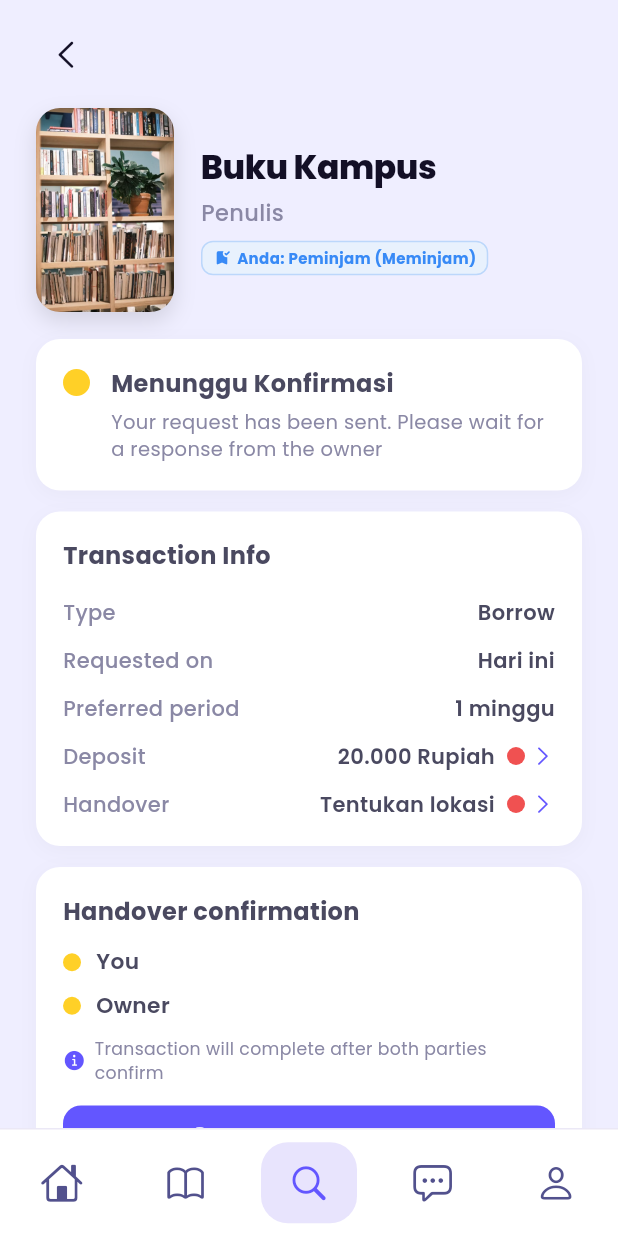
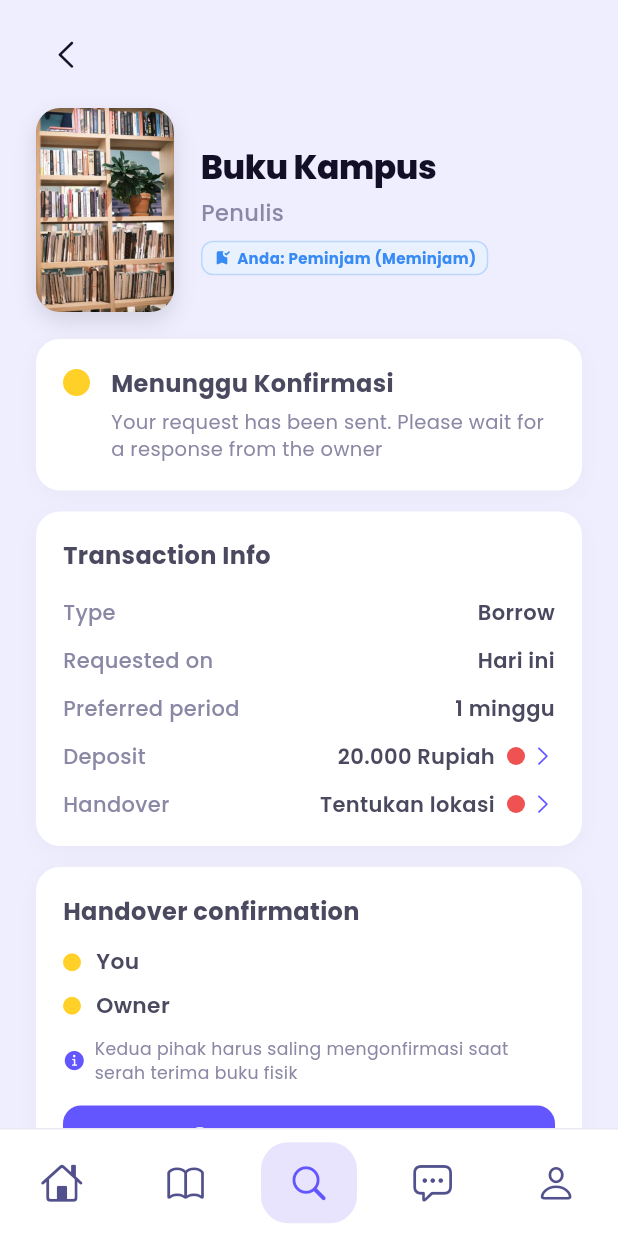
Before and after one commit to gilangggra/Librava, a Flutter app: the TransactionDetailPage screen opened directly, on a phone screen of 412 x 824 dp. Run offline on Flutter 3.47's test engine with Material 3 defaults, Android fonts, the phone set to English and light mode, and no system bars; our stand-ins replace flutter_svg, google_fonts, google_sign_in; missing offline and left inert: dart:html; accounts and stored records are empty; network calls fail.

Commit message:
fix(transaction): correct lifecycle progression, overdue check, and requester identification

```diff
--- a/lib/features/books/presentation/screens/my_book_page.dart
+++ b/lib/features/books/presentation/screens/my_book_page.dart
@@ -844,6 +844,8 @@ class _MyBookPageState extends State<MyBookPage> {
                         : 'Tentukan lokasi',
                     ownerName: trx.pemilikNama,
                     ownerId: trx.pemilikId,
+                    requesterName: trx.pemohonNama,
+                    requesterId: trx.pemohonId,
                     isOwner: isOwner,
                     type: trx.jenisTransaksi == 'barter' ? 'Barter' : 'Borrow',
                     dueDate: trx.dueDate ?? trx.effectiveDueDate,
--- a/lib/features/chat/presentation/screens/chat_room_page.dart
+++ b/lib/features/chat/presentation/screens/chat_room_page.dart
@@ -1268,6 +1268,8 @@ class _ChatRoomPageState extends State<ChatRoomPage> {
                 handoverLocation: tx.lokasiPertemuan.isNotEmpty ? tx.lokasiPertemuan : 'Set handover',
                 ownerName: tx.pemilikNama,
                 ownerId: tx.pemilikId,
+                requesterName: tx.pemohonNama,
+                requesterId: tx.pemohonId,
                 isOwner: isOwner,
                 type: isBarter ? 'Barter' : 'Borrow',
                 dueDate: tx.dueDate ?? tx.effectiveDueDate,
--- a/lib/features/profile/presentation/screens/profile_page.dart
+++ b/lib/features/profile/presentation/screens/profile_page.dart
@@ -738,6 +738,8 @@ class _ProfilePageState extends State<ProfilePage> {
                         : 'Tentukan lokasi',
                     ownerName: trx.pemilikNama,
                     ownerId: trx.pemilikId,
+                    requesterName: trx.pemohonNama,
+                    requesterId: trx.pemohonId,
                     isOwner: isOwner,
                     type: trx.jenisTransaksi == 'barter' ? 'Barter' : 'Borrow',
                   ),
--- a/lib/features/transactions/domain/models/transaction_model.dart
+++ b/lib/features/transactions/domain/models/transaction_model.dart
@@ -63,7 +63,8 @@ class TransactionModel {
   bool get isOverdue {
     if (jenisTransaksi.toLowerCase() != 'pinjam') return false;
     final s = status.toLowerCase();
-    if (s == 'selesai' || s == 'ditolak' || s == 'dibatalkan' || s == 'pending') {
+    // Overdue HANYA berlaku saat buku sedang aktif dipinjam oleh peminjam
+    if (s != 'sedang_dipinjam') {
       return false;
     }
     final due = effectiveDueDate;
--- a/lib/features/transactions/presentation/screens/transaction_detail_page.dart
+++ b/lib/features/transactions/presentation/screens/transaction_detail_page.dart
@@ -36,6 +36,8 @@ class TransactionDetailPage extends StatefulWidget {
   final bool ownerConfirmed;
   final String? ownerId;
   final bool? isOwner;
+  final String? requesterName;
+  final String? requesterId;
   final DateTime? dueDate;
   final bool? isOverdue;
 
@@ -44,6 +46,8 @@ class TransactionDetailPage extends StatefulWidget {
     this.transactionId,
     this.ownerId,
     this.isOwner,
+    this.requesterName,
+    this.requesterId,
     this.bookTitle = 'Buku Kampus',
     this.bookAuthor = 'Penulis',
     this.coverPath = 'assets/images/bookshelf.jpg',
@@ -70,11 +74,12 @@ class _TransactionDetailPageState extends State<TransactionDetailPage> {
   final int _selectedIndex = 2;
 
   bool get _isOverdue {
-    if (widget.isOverdue == true) return true;
     final s = _currentStatus.toLowerCase();
-    if (s == 'selesai' || s == 'ditolak' || s == 'dibatalkan' || s == 'pending' || s == 'menunggu konfirmasi') {
+    // Overdue HANYA berlaku jika buku sedang dalam masa peminjaman aktif (sedang_dipinjam)
+    if (s != 'sedang_dipinjam') {
       return false;
     }
+    if (widget.isOverdue == true) return true;
     if (widget.dueDate != null) {
       return DateTime.now().isAfter(widget.dueDate!);
     }
@@ -391,11 +396,12 @@ class _TransactionDetailPageState extends State<TransactionDetailPage> {
                     (isOwner
                         ? (txAfter?.requesterConfirmedAt != null)
                         : (txAfter?.ownerConfirmedAt != null));
+                final isBarter = widget.type.toLowerCase() == 'barter';
 
                 setState(() {
                   if (partnerAlsoConfirmed ||
                       txAfter?.status.toLowerCase() == 'selesai') {
-                    _currentStatus = 'selesai';
+                    _currentStatus = isBarter ? 'selesai' : 'sedang_dipinjam';
                   }
                 });
 
@@ -404,7 +410,9 @@ class _TransactionDetailPageState extends State<TransactionDetailPage> {
                     content: Text(
                       partnerAlsoConfirmed ||
                               txAfter?.status.toLowerCase() == 'selesai'
-                          ? 'Handover completed! Transaction is now completed.'
+                          ? (isBarter
+                              ? 'Barter handover completed! Transaction is finished.'
+                              : 'Handover confirmed! The book is now actively on loan.')
                           : 'Your handover confirmation has been recorded.',
                     ),
                     backgroundColor: const Color(0xFF2FD677),
@@ -1489,7 +1497,9 @@ class _TransactionDetailPageState extends State<TransactionDetailPage> {
     if (isOwner) {
       partner = (tx != null && tx.pemohonNama.isNotEmpty)
           ? tx.pemohonNama
-          : 'Peminjam Buku';
+          : ((widget.requesterName != null && widget.requesterName!.isNotEmpty)
+              ? widget.requesterName!
+              : 'Peminjam Buku');
     } else {
       partner = widget.ownerName.isNotEmpty
           ? widget.ownerName
@@ -1508,12 +1518,14 @@ class _TransactionDetailPageState extends State<TransactionDetailPage> {
           if (tx != null && tx.pemilikNama.isNotEmpty && tx.pemilikNama.toLowerCase() != myName) {
             return tx.pemilikNama;
           }
-          return 'Peminjam Buku';
+          return (widget.requesterName != null && widget.requesterName!.isNotEmpty)
+              ? widget.requesterName!
+              : 'Peminjam Buku';
         } else {
           if (tx != null && tx.pemohonNama.isNotEmpty && tx.pemohonNama.toLowerCase() != myName) {
             return tx.pemohonNama;
           }
-          return 'Pemilik Buku';
+          return widget.ownerName.isNotEmpty ? widget.ownerName : 'Pemilik Buku';
         }
       }
     } catch (_) {}
@@ -1526,7 +1538,9 @@ class _TransactionDetailPageState extends State<TransactionDetailPage> {
     final isOwner = _isCurrentUserOwner(context);
     String? pId;
     if (isOwner) {
-      pId = (tx != null && tx.pemohonId.isNotEmpty) ? tx.pemohonId : null;
+      pId = (tx != null && tx.pemohonId.isNotEmpty)
+          ? tx.pemohonId
+          : widget.requesterId;
     } else {
       pId = widget.ownerId ??
           (tx != null && tx.pemilikId.isNotEmpty ? tx.pemilikId : null);
@@ -2801,8 +2815,8 @@ class _TransactionDetailPageState extends State<TransactionDetailPage> {
                 Expanded(
                   child: Text(
                     bothConfirmed
-                        ? 'Kedua pihak telah mengonfirmasi serah terima'
-                        : 'Transaction will complete after both parties confirm',
+                        ? 'Kedua pihak telah mengonfirmasi serah terima fisik buku'
+                        : 'Kedua pihak harus saling mengonfirmasi saat serah terima buku fisik',
                     style: const TextStyle(
                       fontSize: 11.5,
                       fontWeight: FontWeight.w400,
--- a/lib/features/transactions/presentation/screens/transaction_history_page.dart
+++ b/lib/features/transactions/presentation/screens/transaction_history_page.dart
@@ -445,6 +445,8 @@ class _TransactionHistoryPageState extends State<TransactionHistoryPage> {
                       : 'Tentukan lokasi',
                   ownerName: trx.pemilikNama,
                   ownerId: trx.pemilikId,
+                  requesterName: trx.pemohonNama,
+                  requesterId: trx.pemohonId,
                   isOwner: isOwner,
                   type: trx.jenisTransaksi == 'barter' ? 'Barter' : 'Borrow',
                   dueDate: trx.dueDate ?? trx.effectiveDueDate,
```
